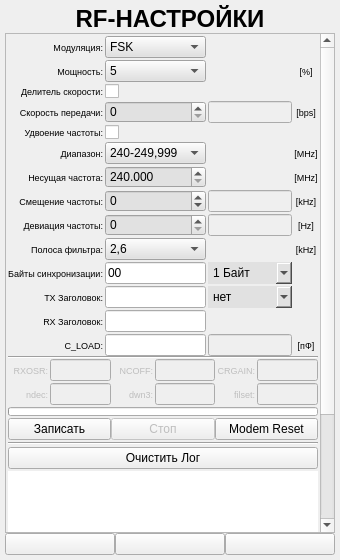
Old version of the form ANDROID_FORMS/si4432_settings_form.ui in the repository DavidSiegman/PLC_RF_Configurator.
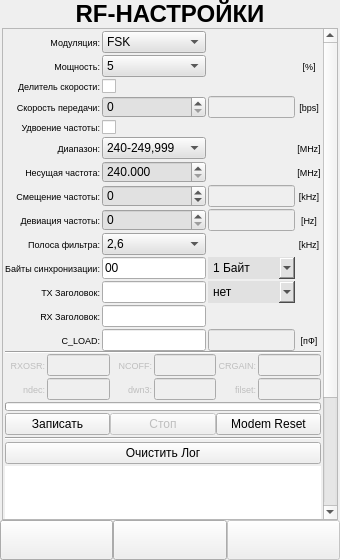
New version of the form. Icons and pictures are not drawn.

Patch:
```diff
--- a/ANDROID_FORMS/si4432_settings_form.ui
+++ b/ANDROID_FORMS/si4432_settings_form.ui
@@ -13,21 +13,21 @@
   <property name="windowTitle">
    <string>Form</string>
   </property>
-  <layout class="QVBoxLayout" name="verticalLayout_3">
+  <layout class="QVBoxLayout" name="verticalLayout_6">
    <property name="spacing">
     <number>0</number>
    </property>
    <property name="leftMargin">
-    <number>5</number>
+    <number>0</number>
    </property>
    <property name="topMargin">
-    <number>5</number>
+    <number>0</number>
    </property>
    <property name="rightMargin">
-    <number>5</number>
+    <number>0</number>
    </property>
    <property name="bottomMargin">
-    <number>5</number>
+    <number>0</number>
    </property>
    <item>
     <layout class="QHBoxLayout" name="horizontalLayout_5">
@@ -67,6 +67,27 @@
     </layout>
    </item>
    <item>
+    <widget class="QWidget" name="Main_Widget" native="true">
+     <property name="styleSheet">
+      <string notr="true"/>
+     </property>
+     <layout class="QVBoxLayout" name="verticalLayout_5">
+      <property name="spacing">
+       <number>0</number>
+      </property>
+      <property name="leftMargin">
+       <number>2</number>
+      </property>
+      <property name="topMargin">
+       <number>0</number>
+      </property>
+      <property name="rightMargin">
+       <number>2</number>
+      </property>
+      <property name="bottomMargin">
+       <number>0</number>
+      </property>
+      <item>
     <widget class="QScrollArea" name="scrollArea">
      <property name="horizontalScrollBarPolicy">
       <enum>Qt::ScrollBarAlwaysOff</enum>
@@ -79,7 +100,7 @@
        <rect>
         <x>0</x>
         <y>0</y>
-        <width>311</width>
+           <width>317</width>
         <height>613</height>
        </rect>
       </property>
@@ -2795,15 +2816,39 @@
      </widget>
     </widget>
    </item>
+     </layout>
+    </widget>
+   </item>
    <item>
-    <layout class="QHBoxLayout" name="horizontalLayout">
+    <widget class="QWidget" name="DownPanel_Widget" native="true">
+     <property name="styleSheet">
+      <string notr="true"/>
+     </property>
+     <layout class="QVBoxLayout" name="verticalLayout_4">
+      <property name="spacing">
+       <number>0</number>
+      </property>
+      <property name="leftMargin">
+       <number>0</number>
+      </property>
+      <property name="topMargin">
+       <number>0</number>
+      </property>
+      <property name="rightMargin">
+       <number>0</number>
+      </property>
+      <property name="bottomMargin">
+       <number>0</number>
+      </property>
+      <item>
+       <layout class="QHBoxLayout" name="horizontalLayout_2">
      <property name="spacing">
       <number>0</number>
      </property>
      <item>
       <widget class="QPushButton" name="Back">
        <property name="sizePolicy">
-        <sizepolicy hsizetype="Expanding" vsizetype="Minimum">
+           <sizepolicy hsizetype="Minimum" vsizetype="Minimum">
          <horstretch>0</horstretch>
          <verstretch>0</verstretch>
         </sizepolicy>
@@ -2811,13 +2856,7 @@
        <property name="minimumSize">
         <size>
          <width>0</width>
-         <height>0</height>
-        </size>
-       </property>
-       <property name="maximumSize">
-        <size>
-         <width>16777215</width>
-         <height>16777215</height>
+            <height>40</height>
         </size>
        </property>
        <property name="text">
@@ -2838,15 +2877,15 @@
      <item>
       <widget class="QPushButton" name="btnSettings">
        <property name="sizePolicy">
-        <sizepolicy hsizetype="Expanding" vsizetype="Minimum">
+           <sizepolicy hsizetype="Minimum" vsizetype="Minimum">
          <horstretch>0</horstretch>
          <verstretch>0</verstretch>
         </sizepolicy>
        </property>
        <property name="minimumSize">
         <size>
-         <width>40</width>
-         <height>0</height>
+            <width>0</width>
+            <height>40</height>
         </size>
        </property>
        <property name="maximumSize">
@@ -2874,9 +2913,33 @@
       </widget>
      </item>
      <item>
+         <widget class="QWidget" name="Next_Widget" native="true">
+          <property name="enabled">
+           <bool>false</bool>
+          </property>
+          <layout class="QVBoxLayout" name="verticalLayout_3">
+           <property name="spacing">
+            <number>0</number>
+           </property>
+           <property name="leftMargin">
+            <number>0</number>
+           </property>
+           <property name="topMargin">
+            <number>0</number>
+           </property>
+           <property name="rightMargin">
+            <number>0</number>
+           </property>
+           <property name="bottomMargin">
+            <number>0</number>
+           </property>
+           <item>
       <widget class="QPushButton" name="Next">
+             <property name="enabled">
+              <bool>false</bool>
+             </property>
        <property name="sizePolicy">
-        <sizepolicy hsizetype="Expanding" vsizetype="Minimum">
+              <sizepolicy hsizetype="Minimum" vsizetype="Minimum">
          <horstretch>0</horstretch>
          <verstretch>0</verstretch>
         </sizepolicy>
@@ -2884,13 +2947,7 @@
        <property name="minimumSize">
         <size>
          <width>0</width>
-         <height>0</height>
-        </size>
-       </property>
-       <property name="maximumSize">
-        <size>
-         <width>16777215</width>
-         <height>16777215</height>
+               <height>40</height>
         </size>
        </property>
        <property name="text">
@@ -2909,6 +2966,12 @@
       </widget>
      </item>
     </layout>
+         </widget>
+        </item>
+       </layout>
+      </item>
+     </layout>
+    </widget>
    </item>
   </layout>
  </widget>
```
Left out of the diff: 3 changed lines with no effect on the pictures. Lines whose indentation alone changed are shown as unchanged.
